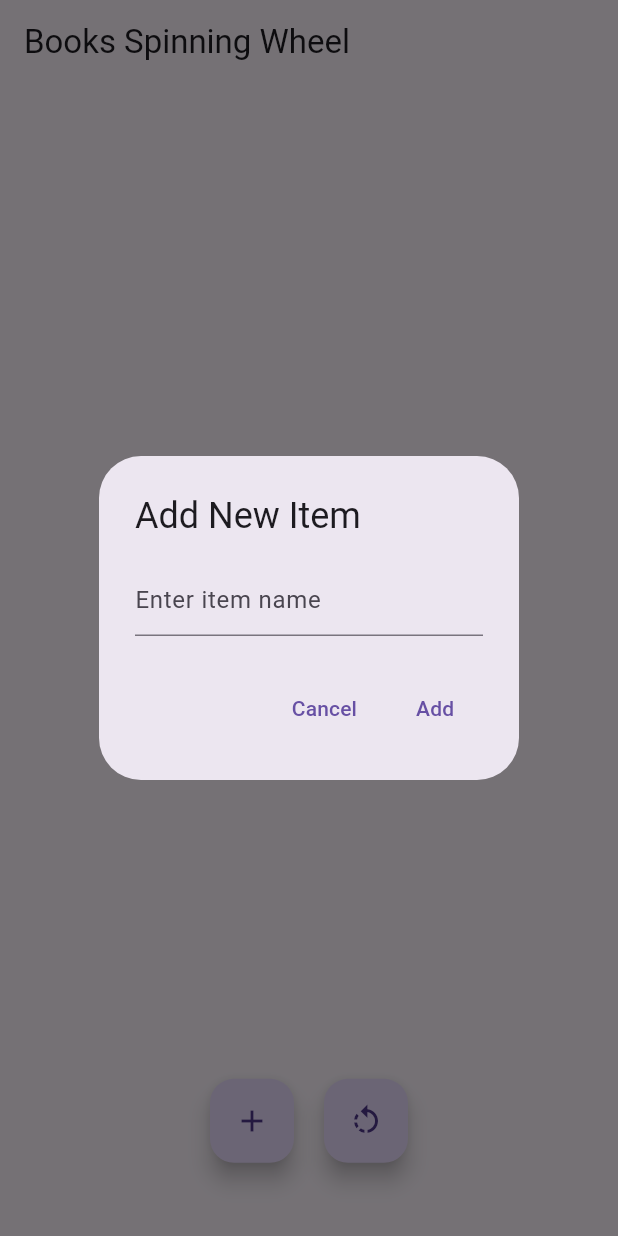
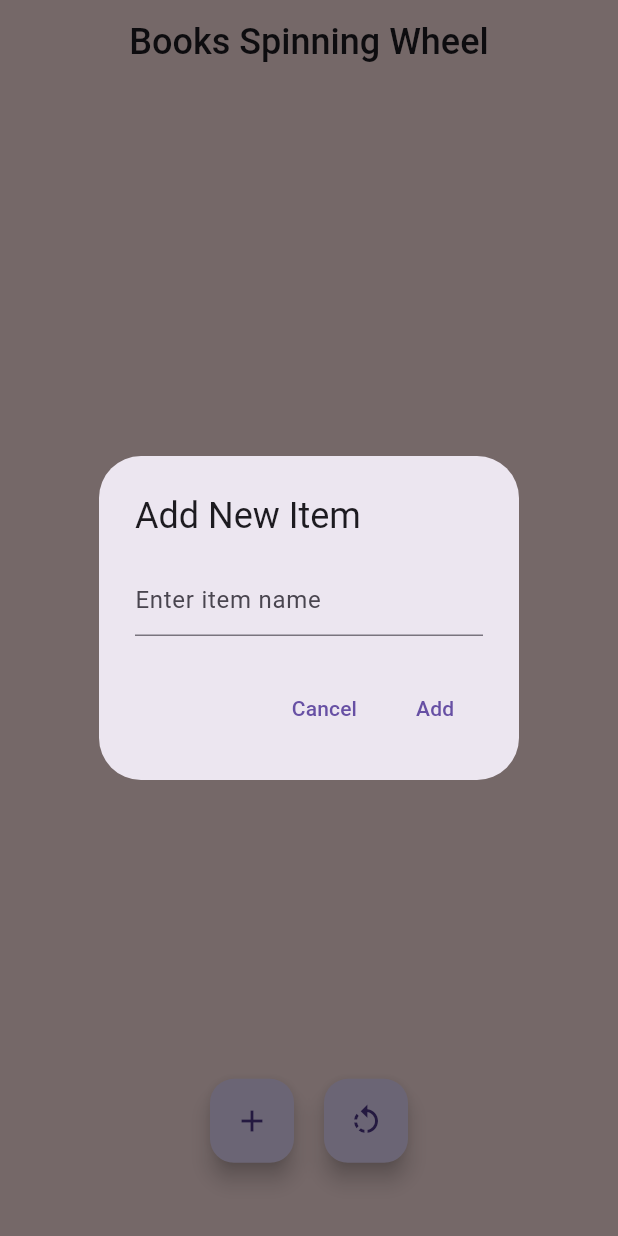
Before and after one commit to LuminitaIon/Spinning-Wheel-Choice-for-Books, a Flutter app: the screen it shows after launch, after a tap on the "add" icon, on a phone screen of 412 x 824 dp. Run offline on Flutter 3.47's test engine with Material 3 defaults, Android fonts, the phone set to English and light mode, and no system bars; our stand-ins replace flutter_bloc.

Commit message:
added color to the wheel, added background to the page

```diff
--- a/lib/spin_wheel.dart
+++ b/lib/spin_wheel.dart
@@ -3,8 +3,10 @@ import 'package:spinning_wheel/spin_painter.dart';
 
 class SpinWheel extends StatelessWidget {
   final List<String> items;
+  final List<Color> colors;
+  final Color backgroundColor;
 
-  const SpinWheel({required this.items});
+  const SpinWheel({required this.items, required this.colors, required this.backgroundColor});
 
   @override
   Widget build(BuildContext context) {
@@ -14,7 +16,7 @@ class SpinWheel extends StatelessWidget {
         width: 300,
         height: 300,
         child: CustomPaint(
-          painter: SpinPainter(items: items),
+          painter: SpinPainter(items: items, colors: colors, backgroundColor: backgroundColor),
         ),
       ),
     );
--- a/lib/wheel_page.dart
+++ b/lib/wheel_page.dart
@@ -9,8 +9,17 @@ class WheelPage extends StatelessWidget {
   @override
   Widget build(BuildContext context) {
     return Scaffold(
+      backgroundColor: Color(0xffffe3e3),
       appBar: AppBar(
-        title: Text('Books Spinning Wheel'),
+        backgroundColor: Color(0xffffe3e3),
+        title: Text(
+          'Books Spinning Wheel',
+          style: TextStyle(
+            fontSize: 24,
+            fontWeight: FontWeight.w500,
+          ),
+        ),
+        centerTitle: true,
       ),
       body: Column(
         children: [
@@ -19,7 +28,24 @@ class WheelPage extends StatelessWidget {
             child: Center(
               child: BlocBuilder<WheelCubit, List<String>>(
                 builder: (context, state) {
-                  return SpinWheel(items: state);
+                  if (state.isEmpty) {
+                    return Center(
+                      child: Text(
+                        'Add items to spin the wheel',
+                        style: TextStyle(fontSize: 20),
+                      ),
+                    );
+                  } else {
+                    return SpinWheel(
+                      items: state,
+                      colors: List.generate(
+                        state.length,
+                        (index) =>
+                            Colors.primaries[index % Colors.primaries.length],
+                      ),
+                      backgroundColor: Colors.grey,
+                    );
+                  }
                 },
               ),
             ),
```
Also changed, not shown: lib/spin_painter.dart (+66 -10 lines).
